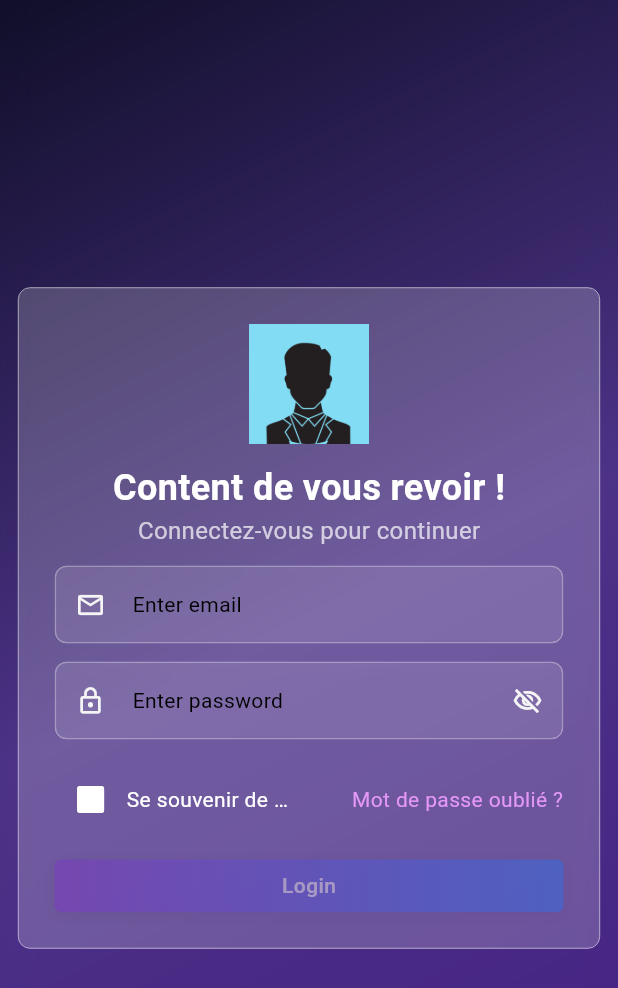
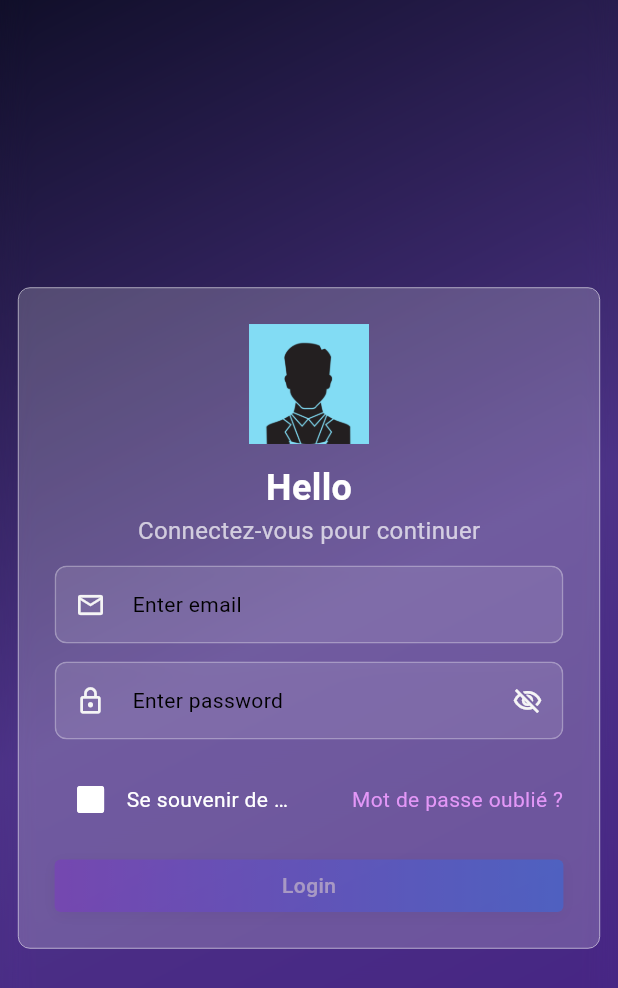
Before and after one commit to beyremagrebi/udemy-app-mobile, a Flutter app: the screen it shows after launch, on a phone screen of 412 x 824 dp. Shown: the top 988 px of the screen. Run offline on Flutter 3.47's test engine with Material 3 defaults, Android fonts, the phone set to English and light mode, and no system bars; our stand-ins replace cached_network_image, flutter_dotenv, flutter_spinkit, google_fonts.

```diff
--- /dev/null
+++ b/l10n.yaml
@@ -0,0 +1,6 @@
+arb-dir: lib/l10n
+template-arb-file: intl_en.arb
+output-localization-file: app_localizations.dart
+# Other config...
+use-escaping: true
+nullable-getter: false
--- a/lib/erudaxis.dart
+++ b/lib/erudaxis.dart
@@ -1,13 +1,30 @@
 import 'package:flutter/material.dart';
+import 'package:flutter_localizations/flutter_localizations.dart';
 
-import 'presentation/utils/app_scaffold.dart';
+import 'core/constants/constant.dart';
+import 'core/themes/app_theme.dart';
+import 'generated/l10n.dart';
+import 'presentation/auth/login_view.dart';
 
-/// TODO START APP WOTH LOCALIZATION
 class Erudaxis extends StatelessWidget {
   const Erudaxis({super.key});
 
   @override
   Widget build(BuildContext context) {
-    return const AppScaffold();
+    return MaterialApp(
+      navigatorKey: mainnavigatorKey,
+      debugShowCheckedModeBanner: false,
+      locale: const Locale('en'),
+      localizationsDelegates: const [
+        S.delegate,
+        GlobalMaterialLocalizations.delegate,
+        GlobalCupertinoLocalizations.delegate,
+        GlobalWidgetsLocalizations.delegate,
+      ],
+      supportedLocales: S.delegate.supportedLocales,
+      title: 'Flutter Demo',
+      theme: AppTheme.themeData,
+      home: const LoginView(),
+    );
   }
 }
--- /dev/null
+++ b/lib/l10n/intl_ar.arb
@@ -0,0 +1,3 @@
+{
+    "title": "مرحبًا"
+}
--- /dev/null
+++ b/lib/l10n/intl_en.arb
@@ -0,0 +1,3 @@
+{
+    "title": "Hello"
+}
--- /dev/null
+++ b/lib/l10n/intl_fr.arb
@@ -0,0 +1,3 @@
+{
+    "title": "Bonjour"
+}
--- a/lib/main.dart
+++ b/lib/main.dart
@@ -1,26 +1,8 @@
 import 'package:erudaxis/core/config/app_launch.dart';
-import 'package:erudaxis/core/themes/app_theme.dart';
-import 'package:erudaxis/presentation/auth/login_view.dart';
+import 'package:erudaxis/erudaxis.dart';
 import 'package:flutter/material.dart';
-
-import 'core/constants/constant.dart';
 
 Future<void> main() async {
   await AppLaunch.preExecution();
-  runApp(const MyApp());
+  runApp(const Erudaxis());
 }
-
-class MyApp extends StatelessWidget {
-  const MyApp({super.key});
-
-  @override
-  Widget build(BuildContext context) {
-    return MaterialApp(
-      navigatorKey: mainnavigatorKey,
-      debugShowCheckedModeBanner: false,
-      title: 'Flutter Demo',
-      theme: AppTheme.themeData,
-      home: const LoginView(),
-    );
-  }
-}
--- a/lib/widgets/auth/welcome_login.dart
+++ b/lib/widgets/auth/welcome_login.dart
@@ -1,3 +1,4 @@
+import 'package:erudaxis/generated/l10n.dart';
 import 'package:flutter/material.dart';
 
 class WelcomeLogin extends StatelessWidget {
@@ -5,17 +6,17 @@ class WelcomeLogin extends StatelessWidget {
 
   @override
   Widget build(BuildContext context) {
-    return const Column(
+    return Column(
       children: [
         Text(
-          'Content de vous revoir !',
-          style: TextStyle(
+          S.of(context).title,
+          style: const TextStyle(
             fontSize: 24,
             fontWeight: FontWeight.bold,
             color: Colors.white,
           ),
         ),
-        Text(
+        const Text(
           'Connectez-vous pour continuer',
           style: TextStyle(
             fontSize: 16,
```
Also changed, not shown: pubspec.yaml (+6 -22 lines), lib/generated/intl/messages_all.dart (added), lib/generated/intl/messages_ar.dart (added), lib/generated/intl/messages_en.dart (added), lib/generated/intl/messages_fr.dart (added), lib/generated/l10n.dart (added), pubspec.lock, 2 other files.
